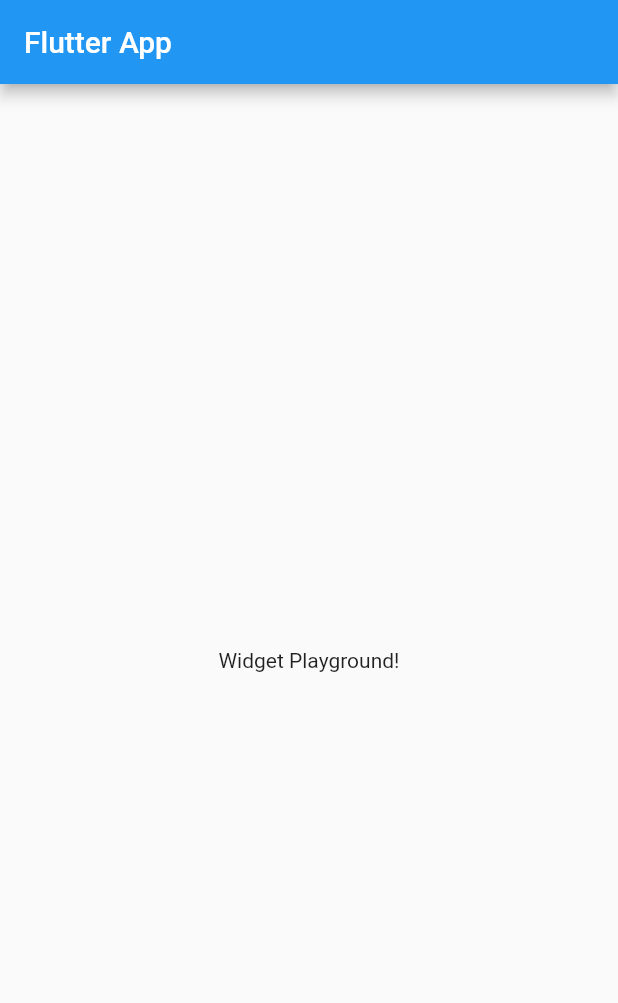
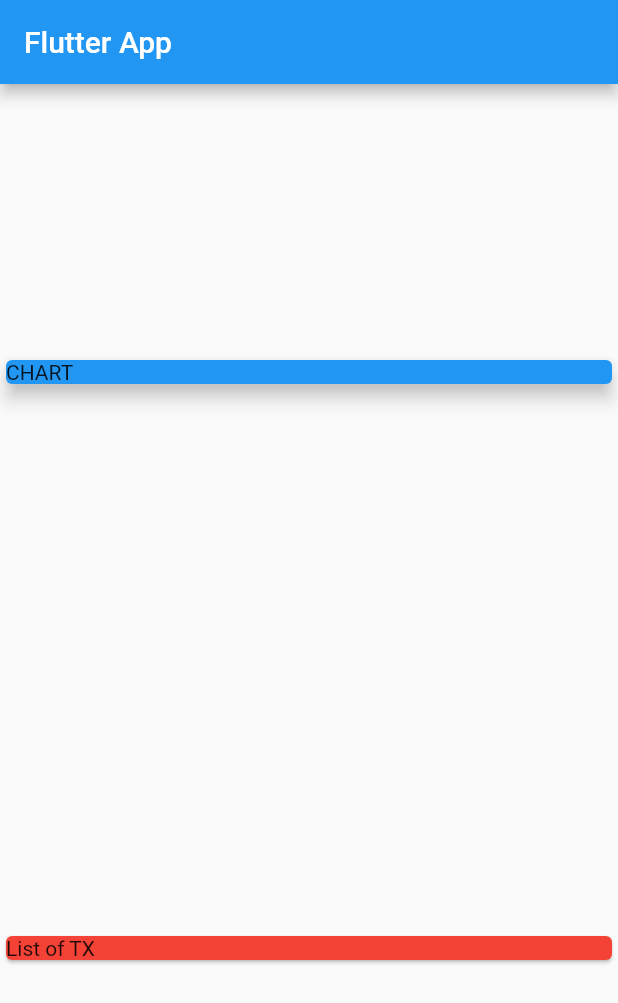
Before and after one commit to Zureka/udemy-flutter-course, a Flutter app: the screen it shows after launch, on a phone screen of 412 x 824 dp. Shown: the top 1003 px of the screen. Run offline on Flutter 3.47's test engine with Material 2 defaults, Android fonts, the phone set to English and light mode, and no system bars.

Commit message:
Start setup of homepage

```diff
--- a/expense_tracker/lib/main.dart
+++ b/expense_tracker/lib/main.dart
@@ -19,8 +19,23 @@ class MyHomePage extends StatelessWidget {
       appBar: AppBar(
         title: Text('Flutter App'),
       ),
-      body: Center(
-        child: Text('Widget Playground!'),
+      body: Column(
+        mainAxisAlignment: MainAxisAlignment.spaceAround,
+        crossAxisAlignment: CrossAxisAlignment.stretch,
+        children: <Widget>[
+          Container(
+            width: double.infinity,
+            child: Card(
+              child: Text('CHART'),
+              color: Colors.blue,
+              elevation: 5,
+            ),
+          ),
+          Card(
+            child: Text('List of TX'),
+            color: Colors.red,
+          ),
+        ],
       ),
     );
   }
```
